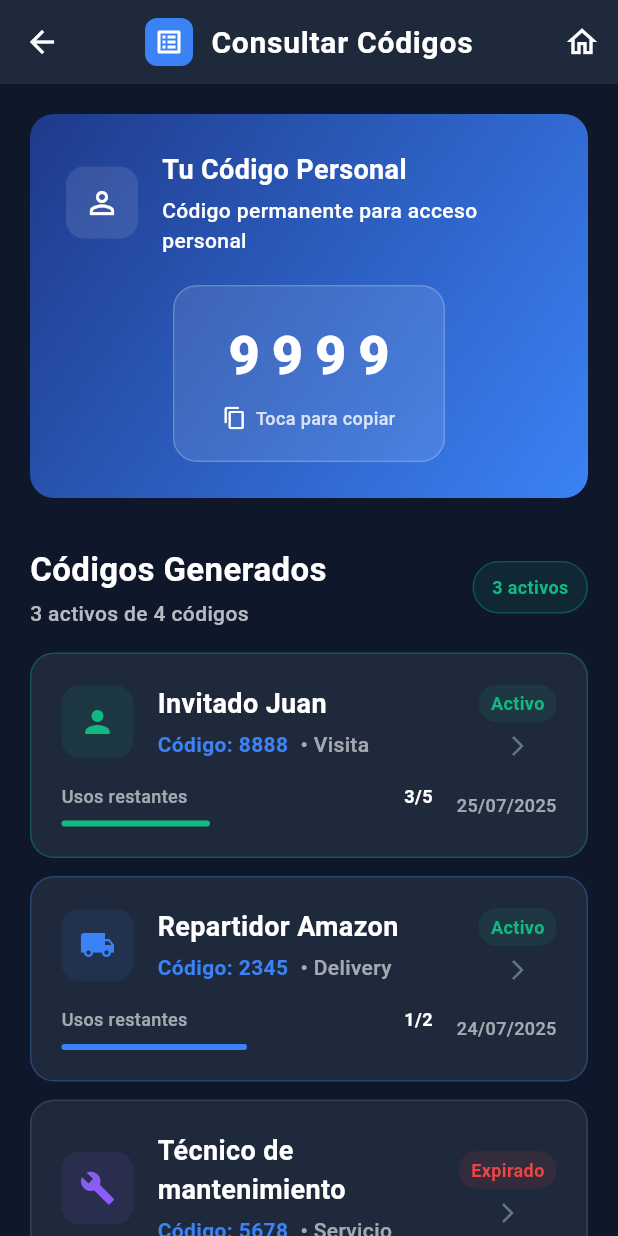
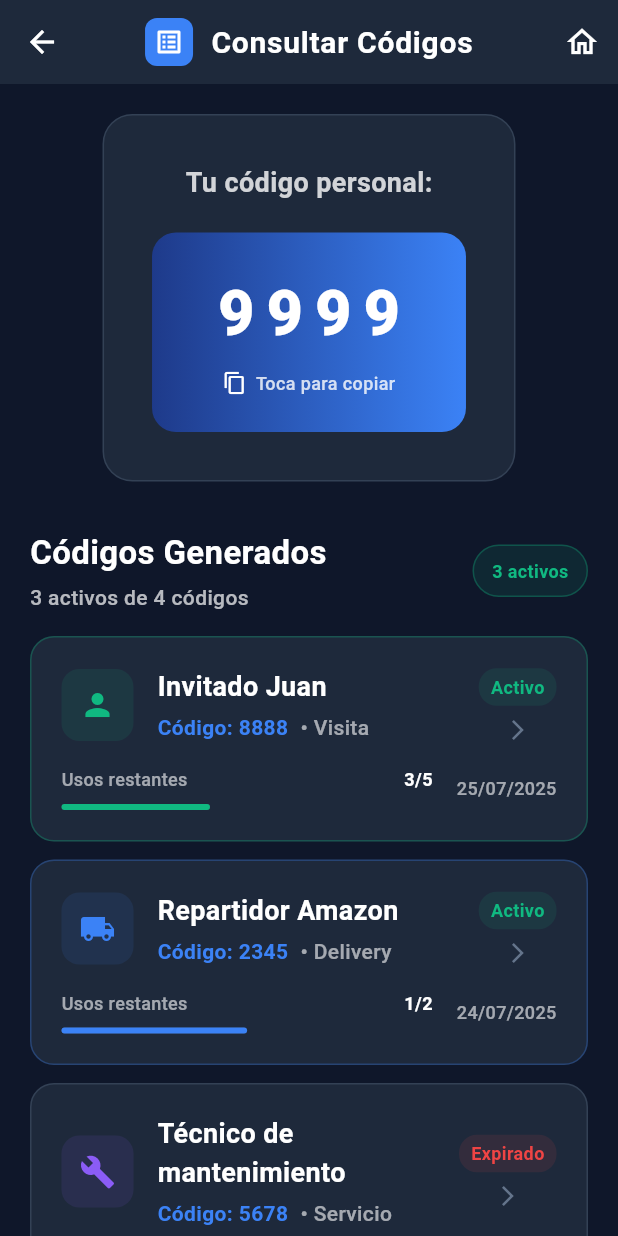
Before and after one commit to DanBR-UPQ/SVCAM, a Flutter app: the ConsultarCodigosPage screen opened by its route, on a phone screen of 412 x 824 dp. Run offline on Flutter 3.47's test engine with Material 3 defaults, Android fonts, the phone set to English and light mode, and no system bars; our stand-ins replace firebase_core; accounts and stored records are empty.

Commit message:
Eliminados widgets innecesarios en consultar codigos page

```diff
--- a/lib/pages/consultar_codigos_page.dart
+++ b/lib/pages/consultar_codigos_page.dart
@@ -10,7 +10,7 @@ class ConsultarCodigosPage extends StatefulWidget {
 
 class _ConsultarCodigosPageState extends State<ConsultarCodigosPage> with TickerProviderStateMixin {
   // Código personal del usuario
-  final int codigoPersonal = 9999;
+  final codigoPersonal = '9999';
 
   // Lista de códigos generados con información más detallada
   final List<Map<String, dynamic>> codigosGenerados = [
@@ -305,84 +305,45 @@ class _ConsultarCodigosPageState extends State<ConsultarCodigosPage> with Ticker
     );
   }
 
-  Widget _buildCodigoPersonal() {
-    return Container(
-      padding: const EdgeInsets.all(24),
-      decoration: BoxDecoration(
-        gradient: const LinearGradient(
-          begin: Alignment.topLeft,
-          end: Alignment.bottomRight,
-          colors: [
-            Color(0xFF1E3A8A),
-            Color(0xFF3B82F6),
-          ],
+Widget _buildCodigoPersonal() {
+    return Center(
+      child: Container(
+        padding: const EdgeInsets.all(32),
+        decoration: BoxDecoration(
+          color: const Color(0xFF1E293B),
+          borderRadius: BorderRadius.circular(20),
+          border: Border.all(
+            color: const Color(0xFF334155),
+            width: 1,
+          ),
         ),
-        borderRadius: BorderRadius.circular(16),
-      ),
-      child: Column(
-        crossAxisAlignment: CrossAxisAlignment.start,
-        children: [
-          Row(
-            children: [
-              Container(
-                padding: const EdgeInsets.all(12),
+        child: Column(
+          children: [
+            Text(
+              'Tu código personal:',
+              style: TextStyle(
+                fontSize: 18,
+                fontWeight: FontWeight.w600,
+                color: Colors.white.withOpacity(0.8),
+              ),
+            ),
+            const SizedBox(height: 20),
+            GestureDetector(
+              onTap: () => _copiarCodigo(codigoPersonal),
+              child: Container(
+                padding: const EdgeInsets.symmetric(horizontal: 40, vertical: 24),
                 decoration: BoxDecoration(
-                  color: Colors.white.withOpacity(0.1),
-                  borderRadius: BorderRadius.circular(12),
-                ),
-                child: const Icon(
-                  Icons.person_outline,
-                  color: Colors.white,
-                  size: 24,
-                ),
-              ),
-              const SizedBox(width: 16),
-              const Expanded(
-                child: Column(
-                  crossAxisAlignment: CrossAxisAlignment.start,
-                  children: [
-                    Text(
-                      'Tu Código Personal',
-                      style: TextStyle(
-                        fontSize: 18,
-                        fontWeight: FontWeight.w700,
-                        color: Colors.white,
-                      ),
-                    ),
-                    SizedBox(height: 4),
-                    Text(
-                      'Código permanente para acceso personal',
-                      style: TextStyle(
-                        fontSize: 14,
-                        color: Colors.white,
-                        fontWeight: FontWeight.w500,
-                      ),
-                    ),
-                  ],
-                ),
-              ),
-            ],
-          ),
-          const SizedBox(height: 20),
-          Center(
-            child: GestureDetector(
-              onTap: () => _copiarCodigo(codigoPersonal.toString()),
-              child: Container(
-                padding: const EdgeInsets.symmetric(horizontal: 32, vertical: 20),
-                decoration: BoxDecoration(
-                  color: Colors.white.withOpacity(0.1),
+                  gradient: const LinearGradient(
+                    colors: [Color(0xFF1E3A8A), Color(0xFF3B82F6)],
+                  ),
                   borderRadius: BorderRadius.circular(16),
-                  border: Border.all(
-                    color: Colors.white.withOpacity(0.2),
-                    width: 1,
-                  ),
                 ),
                 child: Column(
                   children: [
                     Text(
                       codigoPersonal.toString(),
                       style: const TextStyle(
-                        fontSize: 36,
+                        fontSize: 42,
                         fontWeight: FontWeight.w900,
                         letterSpacing: 8,
                         color: Colors.white,
@@ -412,8 +373,8 @@ class _ConsultarCodigosPageState extends State<ConsultarCodigosPage> with Ticker
                 ),
               ),
             ),
-          ),
-        ],
+          ],
+        ),
       ),
     );
   }
@@ -492,7 +453,7 @@ class _ConsultarCodigosPageState extends State<ConsultarCodigosPage> with Ticker
     final tipoInfo = tiposAcceso[codigo['tipo']]!;
     final isActive = codigo['activo'];
     final usosRestantes = codigo['usos'];
-    final porcentajeUso = (codigo['usosOriginales'] - usosRestantes) / codigo['usosOriginales'];
+    // final porcentajeUso = (codigo['usosOriginales'] - usosRestantes) / codigo['usosOriginales'];
 
     return GestureDetector(
       onTap: () => _mostrarDetallesCodigo(codigo),
```
